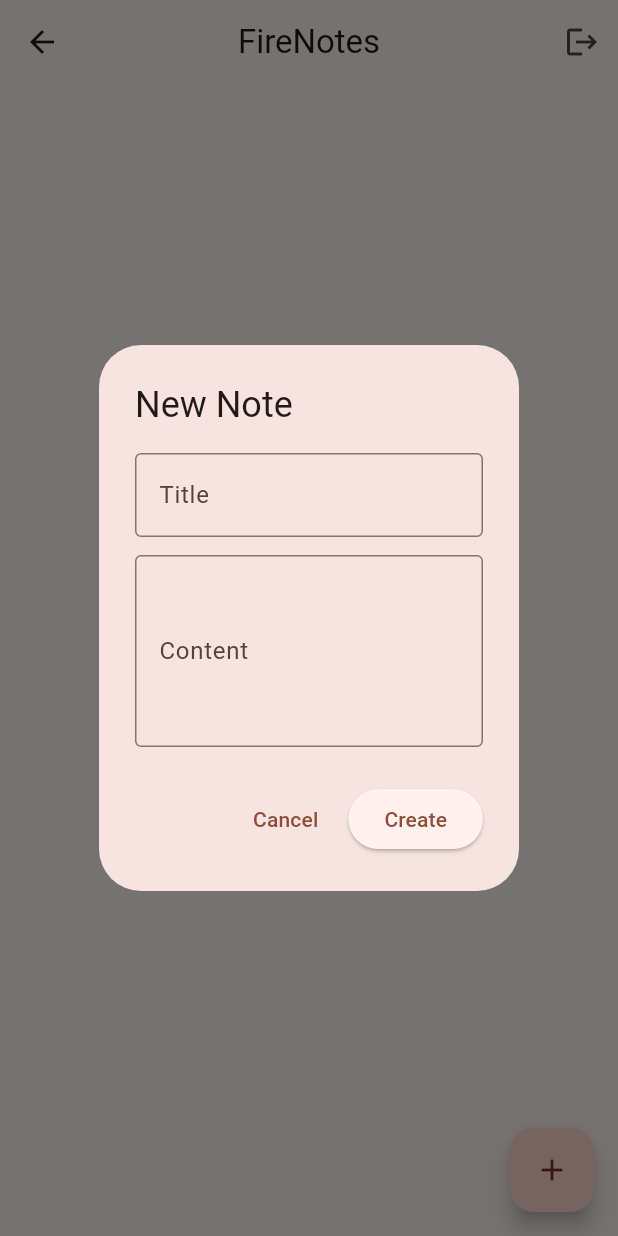
After one commit to kaushik-codex/fire_notes, a Flutter app: the NotesScreen screen opened directly, after a tap on the "add" icon, on a phone screen of 412 x 824 dp. The commit adds this screen. Run offline on Flutter 3.47's test engine with Material 3 defaults, Android fonts, the phone set to English and light mode, and no system bars; our stand-ins replace cloud_firestore, firebase_auth, firebase_core, flutter_secure_storage; accounts and stored records are empty.

Commit message:
feat: implement real-time notes list and CRUD UI

```diff
--- /dev/null
+++ b/lib/screens/notes_screen.dart
@@ -0,0 +1,167 @@
+import 'package:flutter/material.dart';
+import '../models/note_model.dart';
+import '../services/auth_service.dart';
+import '../services/notes_service.dart';
+
+class NotesScreen extends StatefulWidget {
+  const NotesScreen({super.key});
+
+  @override
+  State<NotesScreen> createState() => _NotesScreenState();
+}
+
+class _NotesScreenState extends State<NotesScreen> {
+  final AuthService _authService = AuthService();
+  final NotesService _notesService = NotesService();
+
+  void _showNoteDialog({NoteModel? note}) {
+    final titleController = TextEditingController(text: note?.title ?? '');
+    final contentController = TextEditingController(text: note?.content ?? '');
+    final uid = _authService.currentUid;
+
+    if (uid == null) return;
+
+    showDialog(
+      context: context,
+      builder: (context) => AlertDialog(
+        title: Text(note == null ? 'New Note' : 'Edit Note'),
+        content: Column(
+          mainAxisSize: MainAxisSize.min,
+          children: [
+            TextField(
+              controller: titleController,
+              decoration: const InputDecoration(
+                labelText: 'Title',
+                border: OutlineInputBorder(),
+              ),
+            ),
+            const SizedBox(height: 12),
+            TextField(
+              controller: contentController,
+              maxLines: 4,
+              decoration: const InputDecoration(
+                labelText: 'Content',
+                border: OutlineInputBorder(),
+              ),
+            ),
+          ],
+        ),
+        actions: [
+          TextButton(
+            onPressed: () => Navigator.pop(context),
+            child: const Text('Cancel'),
+          ),
+          ElevatedButton(
+            onPressed: () async {
+              final title = titleController.text.trim();
+              final content = contentController.text.trim();
+
+              if (title.isNotEmpty) {
+                if (note == null) {
+                  await _notesService.createNote(
+                    uid: uid,
+                    title: title,
+                    content: content,
+                  );
+                } else {
+                  await _notesService.updateNote(
+                    uid: uid,
+                    noteId: note.id,
+                    title: title,
+                    content: content,
+                  );
+                }
+              }
+              if (mounted) Navigator.pop(context);
+            },
+            child: Text(note == null ? 'Create' : 'Save'),
+          ),
+        ],
+      ),
+    );
+  }
+
+  Future<void> _deleteNote(String noteId) async {
+    final uid = _authService.currentUid;
+    if (uid == null) return;
+    await _notesService.deleteNote(uid: uid, noteId: noteId);
+  }
+
+  @override
+  Widget build(BuildContext context) {
+    final uid = _authService.currentUid;
+
+    return Scaffold(
+      appBar: AppBar(
+        title: const Text('FireNotes'),
+        centerTitle: true,
+        actions: [
+          IconButton(
+            icon: const Icon(Icons.logout),
+            tooltip: 'Logout',
+            onPressed: () => _authService.signOut(),
+          ),
+        ],
+      ),
+      body: uid == null
+          ? const Center(child: Text('No user logged in'))
+          : StreamBuilder<List<NoteModel>>(
+        stream: _notesService.streamNotes(uid),
+        builder: (context, snapshot) {
+          if (snapshot.connectionState == ConnectionState.waiting) {
+            return const Center(child: CircularProgressIndicator());
+          }
+
+          if (snapshot.hasError) {
+            return Center(
+              child: Text('Error loading notes: ${snapshot.error}'),
+            );
+          }
+
+          final notes = snapshot.data ?? [];
+
+          if (notes.isEmpty) {
+            return const Center(
+              child: Text(
+                'No notes yet. Tap + to add one!',
+                style: TextStyle(color: Colors.grey, fontSize: 16),
+              ),
+            );
+          }
+
+          return ListView.builder(
+            itemCount: notes.length,
+            padding: const EdgeInsets.all(12),
+            itemBuilder: (context, index) {
+              final note = notes[index];
+              return Card(
+                elevation: 2,
+                margin: const EdgeInsets.symmetric(vertical: 6),
+                child: ListTile(
+                  title: Text(
+                    note.title,
+                    style: const TextStyle(fontWeight: FontWeight.bold),
+                  ),
+                  subtitle: Text(
+                    note.content,
+                    maxLines: 2,
+                    overflow: TextOverflow.ellipsis,
+                  ),
+                  onTap: () => _showNoteDialog(note: note),
+                  trailing: IconButton(
+                    icon: const Icon(Icons.delete_outline, color: Colors.red),
+                    onPressed: () => _deleteNote(note.id),
+                  ),
+                ),
+              );
+            },
+          );
+        },
+      ),
+      floatingActionButton: FloatingActionButton(
+        onPressed: () => _showNoteDialog(),
+        child: const Icon(Icons.add),
+      ),
+    );
+  }
+}
```
Also changed, not shown: lib/main.dart (+2 -29 lines).
